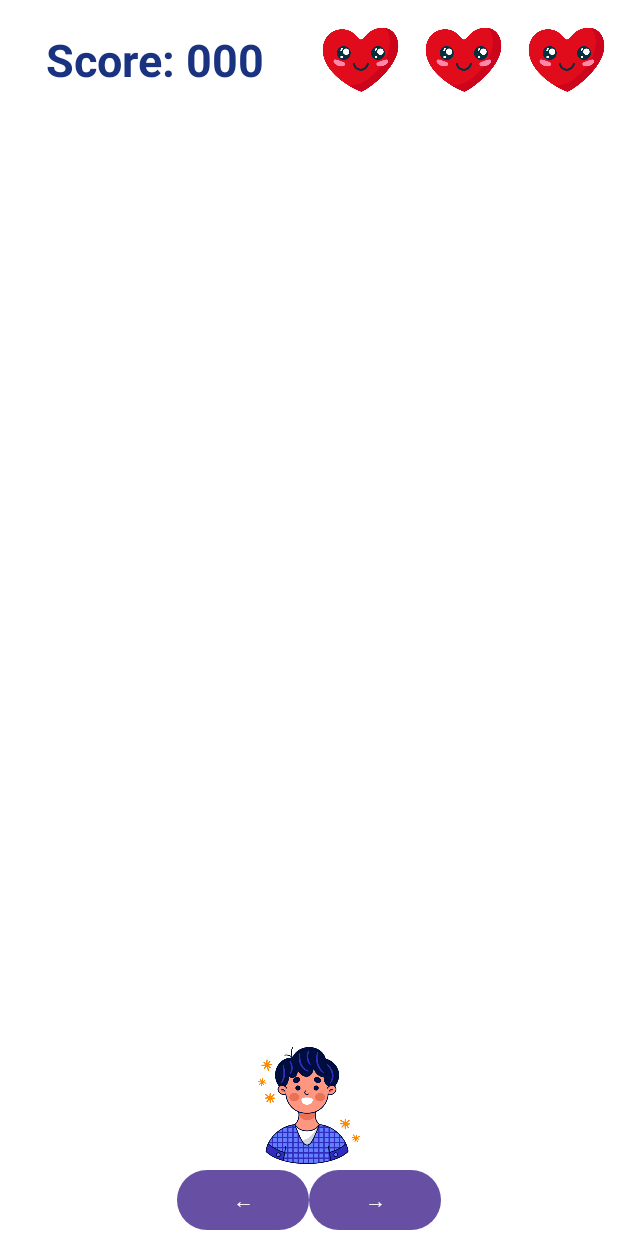
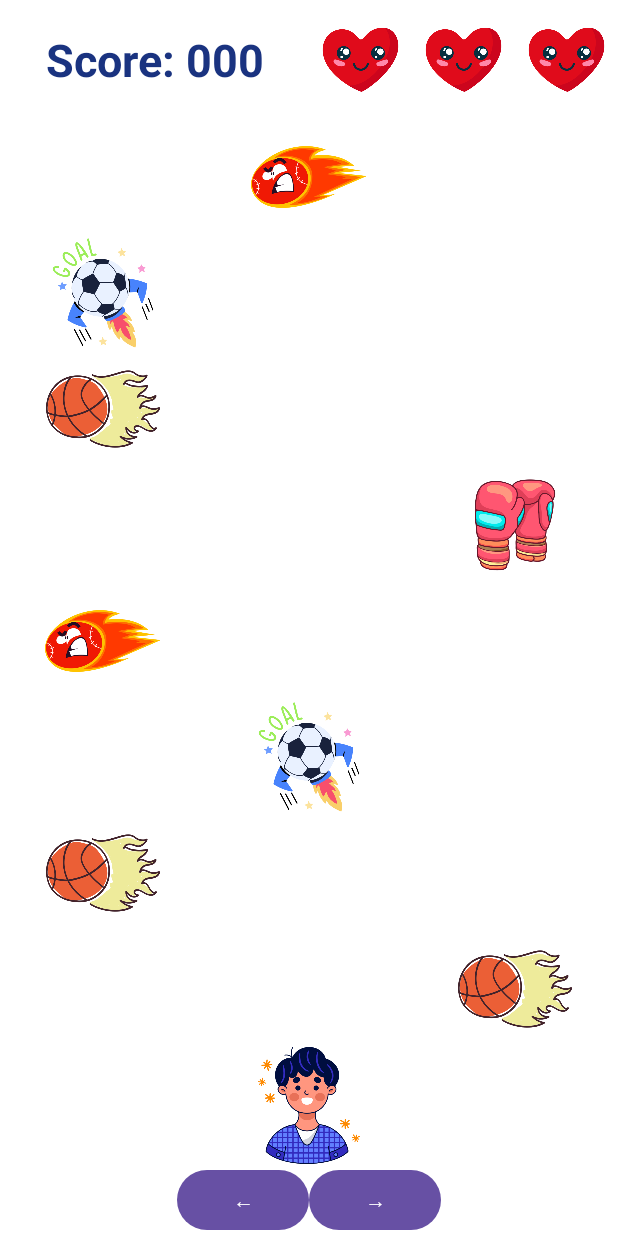
Before and after one commit to GalAngel15/Andorid_Project, an Android app: the layout activity_main.xml on its own in the app's theme, with its tools: preview values and no code run, on a phone screen of 412 x 824 dp. Run offline under Robolectric (Android 15) with nearby library versions, the phone set to English and light mode, and no system bars.

Commit message:
update basics

```diff
--- a/carGame/app/src/main/java/com/example/cargame/MainActivity.java
+++ b/carGame/app/src/main/java/com/example/cargame/MainActivity.java
@@ -5,7 +5,6 @@ import android.os.Handler;
 import android.view.View;
 import android.widget.Button;
 import android.widget.ImageView;
-import android.widget.LinearLayout;
 import android.widget.Toast;
 
 import androidx.appcompat.app.AppCompatActivity;
@@ -14,11 +13,13 @@ import java.util.Random;
 
 public class MainActivity extends AppCompatActivity {
 
-    private ImageView[][] grid = new ImageView[8][3];
-    private int carPositionRow = 7;
-    private int carPositionCol = 1;
+    private ImageView[][] grid;
+    private int boyPositionRow = 8;
+    private int boyPositionCol = 1;
     private int lives = 3;
     private Handler handler = new Handler();
+    private int currentImageResource = R.drawable.boy; // משתנה לעקוב אחרי התמונה המוצגת
+    private int delayTimer = 1000;
 
     @Override
     protected void onCreate(Bundle savedInstanceState) {
@@ -26,8 +27,6 @@ public class MainActivity extends AppCompatActivity {
         setContentView(R.layout.activity_main);
 
         initializeGrid();
-        updateCarPosition();
-
         Button btnLeft = findViewById(R.id.btn_left);
         Button btnRight = findViewById(R.id.btn_right);
 
@@ -49,18 +48,22 @@ public class MainActivity extends AppCompatActivity {
     }
 
     private void initializeGrid() {
-        for (int i = 0; i < 8; i++) {
-            for (int j = 0; j < 3; j++) {
-                String imageViewId = "grid_item_" + (i + 1) + "_" + (j + 1);
-                int resId = getResources().getIdentifier(imageViewId, "id", getPackageName());
-                grid[i][j] = findViewById(resId);
-            }
-        }
+        grid=new ImageView[][]{
+                {findViewById(R.id.grid_item_0_0), findViewById(R.id.grid_item_0_1), findViewById(R.id.grid_item_0_2)},
+                {findViewById(R.id.grid_item_1_0), findViewById(R.id.grid_item_1_1), findViewById(R.id.grid_item_1_2)},
+                {findViewById(R.id.grid_item_2_0), findViewById(R.id.grid_item_2_1), findViewById(R.id.grid_item_2_2)},
+                {findViewById(R.id.grid_item_3_0), findViewById(R.id.grid_item_3_1), findViewById(R.id.grid_item_3_2)},
+                {findViewById(R.id.grid_item_4_0), findViewById(R.id.grid_item_4_1), findViewById(R.id.grid_item_4_2)},
+                {findViewById(R.id.grid_item_5_0), findViewById(R.id.grid_item_5_1), findViewById(R.id.grid_item_5_2)},
+                {findViewById(R.id.grid_item_6_0), findViewById(R.id.grid_item_6_1), findViewById(R.id.grid_item_6_2)},
+                {findViewById(R.id.grid_item_7_0), findViewById(R.id.grid_item_7_1), findViewById(R.id.grid_item_7_2)},
+                {findViewById(R.id.grid_item_8_0), findViewById(R.id.grid_item_8_1), findViewById(R.id.grid_item_8_2)}
+        };
     }
 
     private void updateCarPosition() {
-        clearGrid();
-        grid[carPositionRow][carPositionCol].setImageResource(R.drawable.car);
+        //clearGrid();
+        grid[boyPositionRow][boyPositionCol].setImageResource(currentImageResource);
     }
 
     private void clearGrid() {
@@ -72,15 +75,17 @@ public class MainActivity extends AppCompatActivity {
     }
 
     private void moveCarLeft() {
-        if (carPositionCol > 0) {
-            carPositionCol--;
+        if (boyPositionCol > 0) {
+            grid[boyPositionRow][boyPositionCol].setImageResource(0);
+            boyPositionCol--;
             updateCarPosition();
         }
     }
 
     private void moveCarRight() {
-        if (carPositionCol < 2) {
-            carPositionCol++;
+        if (boyPositionCol < 2) {
+            grid[boyPositionRow][boyPositionCol].setImageResource(0);
+            boyPositionCol++;
             updateCarPosition();
         }
     }
@@ -99,30 +104,30 @@ public class MainActivity extends AppCompatActivity {
     private void addObstacle() {
         Random rand = new Random();
         int lane = rand.nextInt(3);
-        grid[0][lane].setImageResource(R.drawable.obstacle);
+        grid[0][lane].setImageResource(R.drawable.fast);
 
         moveObstacleDown(0, lane);
     }
 
     private void moveObstacleDown(final int row, final int col) {
-        if (row < 7) {
+        if (row < 8) {
             handler.postDelayed(new Runnable() {
                 @Override
                 public void run() {
                     grid[row][col].setImageResource(0);
-                    grid[row + 1][col].setImageResource(R.drawable.obstacle);
+                    grid[row + 1][col].setImageResource(R.drawable.fast);
                     moveObstacleDown(row + 1, col);
                 }
-            }, 500);
+            }, delayTimer);
         } else {
             grid[row][col].setImageResource(0);
         }
     }
 
     private void checkCollision() {
-        if (grid[carPositionRow - 1][carPositionCol].getDrawable() != null &&
-                grid[carPositionRow - 1][carPositionCol].getDrawable().getConstantState() ==
-                        getResources().getDrawable(R.drawable.obstacle).getConstantState()) {
+        if (grid[boyPositionRow - 1][boyPositionCol].getDrawable() != null &&
+                grid[boyPositionRow - 1][boyPositionCol].getDrawable().getConstantState() ==
+                        getResources().getDrawable(R.drawable.fast).getConstantState()) {
             lives--;
             updateLives();
             if (lives <= 0) {
--- a/carGame/app/src/main/res/layout/activity_main.xml
+++ b/carGame/app/src/main/res/layout/activity_main.xml
@@ -75,20 +75,26 @@
             android:layout_weight="1"
             android:orientation="horizontal">
             <ImageView
-                android:id="@+id/grid_item_1_1"
+                android:id="@+id/grid_item_0_0"
                 android:layout_width="0dp"
                 android:layout_height="match_parent"
-                android:layout_weight="1"/>
+                android:layout_weight="1"
+                android:src="@drawable/ball"
+                android:visibility="invisible"/>
             <ImageView
-                android:id="@+id/grid_item_1_2"
+                android:id="@+id/grid_item_0_1"
                 android:layout_width="0dp"
                 android:layout_height="match_parent"
-                android:layout_weight="1"/>
+                android:layout_weight="1"
+                android:src="@drawable/ball"
+                android:visibility="visible"/>
             <ImageView
-                android:id="@+id/grid_item_1_3"
+                android:id="@+id/grid_item_0_2"
                 android:layout_width="0dp"
                 android:layout_height="match_parent"
-                android:layout_weight="1"/>
+                android:layout_weight="1"
+                android:src="@drawable/ball"
+                android:visibility="invisible"/>
         </LinearLayout>
 
         <!-- Row 2 -->
@@ -98,20 +104,26 @@
             android:layout_weight="1"
             android:orientation="horizontal">
             <ImageView
-                android:id="@+id/grid_item_2_1"
+                android:id="@+id/grid_item_1_0"
                 android:layout_width="0dp"
                 android:layout_height="match_parent"
-                android:layout_weight="1"/>
+                android:layout_weight="1"
+                android:src="@drawable/fast"
+                android:visibility="visible"/>
             <ImageView
-                android:id="@+id/grid_item_2_2"
+                android:id="@+id/grid_item_1_1"
                 android:layout_width="0dp"
                 android:layout_height="match_parent"
-                android:layout_weight="1"/>
+                android:layout_weight="1"
+                android:src="@drawable/fast"
+                android:visibility="invisible"/>
             <ImageView
-                android:id="@+id/grid_item_2_3"
+                android:id="@+id/grid_item_1_2"
                 android:layout_width="0dp"
                 android:layout_height="match_parent"
-                android:layout_weight="1"/>
+                android:layout_weight="1"
+                android:src="@drawable/fast"
+                android:visibility="invisible"/>
         </LinearLayout>
 
         <!-- Row 3 -->
@@ -121,20 +133,26 @@
             android:layout_weight="1"
             android:orientation="horizontal">
             <ImageView
-                android:id="@+id/grid_item_3_1"
+                android:id="@+id/grid_item_2_0"
                 android:layout_width="0dp"
                 android:layout_height="match_parent"
-                android:layout_weight="1"/>
+                android:layout_weight="1"
+                android:src="@drawable/fireball"
+                android:visibility="visible"/>
             <ImageView
-                android:id="@+id/grid_item_3_2"
+                android:id="@+id/grid_item_2_1"
                 android:layout_width="0dp"
                 android:layout_height="match_parent"
-                android:layout_weight="1"/>
+                android:layout_weight="1"
+                android:src="@drawable/fireball"
+                android:visibility="invisible"/>
             <ImageView
-                android:id="@+id/grid_item_3_3"
+                android:id="@+id/grid_item_2_2"
                 android:layout_width="0dp"
                 android:layout_height="match_parent"
-                android:layout_weight="1"/>
+                android:layout_weight="1"
+                android:src="@drawable/fireball"
+                android:visibility="invisible"/>
         </LinearLayout>
 
         <!-- Row 4 -->
@@ -144,20 +162,26 @@
             android:layout_weight="1"
             android:orientation="horizontal">
             <ImageView
-                android:id="@+id/grid_item_4_1"
+                android:id="@+id/grid_item_3_0"
                 android:layout_width="0dp"
                 android:layout_height="match_parent"
-                android:layout_weight="1"/>
+                android:layout_weight="1"
+                android:src="@drawable/boxing_gloves"
+                android:visibility="invisible"/>
             <ImageView
-                android:id="@+id/grid_item_4_2"
+                android:id="@+id/grid_item_3_1"
                 android:layout_width="0dp"
                 android:layout_height="match_parent"
-                android:layout_weight="1"/>
+                android:layout_weight="1"
+                android:src="@drawable/boxing_gloves"
+                android:visibility="invisible"/>
             <ImageView
-                android:id="@+id/grid_item_4_3"
+                android:id="@+id/grid_item_3_2"
                 android:layout_width="0dp"
                 android:layout_height="match_parent"
-                android:layout_weight="1"/>
+                android:layout_weight="1"
+                android:src="@drawable/boxing_gloves"
+                android:visibility="visible"/>
         </LinearLayout>
 
         <!-- Row 5 -->
@@ -167,20 +191,26 @@
             android:layout_weight="1"
             android:orientation="horizontal">
             <ImageView
-                android:id="@+id/grid_item_5_1"
+                android:id="@+id/grid_item_4_0"
                 android:layout_width="0dp"
                 android:layout_height="match_parent"
-                android:layout_weight="1"/>
+                android:layout_weight="1"
+                android:src="@drawable/ball"
+                android:visibility="visible"/>
             <ImageView
-                android:id="@+id/grid_item_5_2"
+                android:id="@+id/grid_item_4_1"
                 android:layout_width="0dp"
                 android:layout_height="match_parent"
-                android:layout_weight="1"/>
+                android:layout_weight="1"
+                android:src="@drawable/ball"
+                android:visibility="invisible"/>
             <ImageView
-                android:id="@+id/grid_item_5_3"
+                android:id="@+id/grid_item_4_2"
                 android:layout_width="0dp"
                 android:layout_height="match_parent"
-                android:layout_weight="1"/>
+                android:layout_weight="1"
+                android:src="@drawable/ball"
+                android:visibility="invisible"/>
         </LinearLayout>
 
         <!-- Row 6 -->
@@ -190,20 +220,26 @@
             android:layout_weight="1"
             android:orientation="horizontal">
             <ImageView
-                android:id="@+id/grid_item_6_1"
+                android:id="@+id/grid_item_5_0"
                 android:layout_width="0dp"
                 android:layout_height="match_parent"
-                android:layout_weight="1"/>
+                android:layout_weight="1"
+                android:src="@drawable/fast"
+                android:visibility="invisible"/>
             <ImageView
-                android:id="@+id/grid_item_6_2"
+                android:id="@+id/grid_item_5_1"
                 android:layout_width="0dp"
                 android:layout_height="match_parent"
-                android:layout_weight="1"/>
+                android:layout_weight="1"
+                android:src="@drawable/fast"
+                android:visibility="visible"/>
             <ImageView
-                android:id="@+id/grid_item_6_3"
+                android:id="@+id/grid_item_5_2"
                 android:layout_width="0dp"
                 android:layout_height="match_parent"
-                android:layout_weight="1"/>
+                android:layout_weight="1"
+                android:src="@drawable/fast"
+                android:visibility="invisible"/>
         </LinearLayout>
 
         <!-- Row 7 -->
@@ -213,20 +249,26 @@
             android:layout_weight="1"
             android:orientation="horizontal">
             <ImageView
-                android:id="@+id/grid_item_7_1"
+                android:id="@+id/grid_item_6_0"
                 android:layout_width="0dp"
                 android:layout_height="match_parent"
-                android:layout_weight="1"/>
+                android:layout_weight="1"
+                android:src="@drawable/fireball"
+                android:visibility="visible"/>
             <ImageView
-                android:id="@+id/grid_item_7_2"
+                android:id="@+id/grid_item_6_1"
                 android:layout_width="0dp"
                 android:layout_height="match_parent"
-                android:layout_weight="1"/>
+                android:layout_weight="1"
+                android:src="@drawable/fireball"
+                android:visibility="invisible"/>
             <ImageView
-                android:id="@+id/grid_item_7_3"
+                android:id="@+id/grid_item_6_2"
                 android:layout_width="0dp"
                 android:layout_height="match_parent"
-                android:layout_weight="1"/>
+                android:layout_weight="1"
+                android:src="@drawable/fireball"
+                android:visibility="invisible"/>
         </LinearLayout>
 
         <!-- Row 8 -->
@@ -236,37 +278,41 @@
             android:layout_weight="1"
             android:orientation="horizontal">
             <ImageView
-                android:id="@+id/grid_item_8_1"
+                android:id="@+id/grid_item_7_0"
                 android:layout_width="0dp"
                 android:layout_height="match_parent"
-                android:layout_weight="1"/>
+                android:layout_weight="1"
+                android:src="@drawable/fireball"
+                android:visibility="invisible"/>
             <ImageView
-                android:id="@+id/grid_item_8_2"
+                android:id="@+id/grid_item_7_1"
                 android:layout_width="0dp"
                 android:layout_height="match_parent"
-                android:layout_weight="1"/>
+                android:layout_weight="1"
+                android:src="@drawable/fireball"
+                android:visibility="invisible"/>
             <ImageView
-                android:id="@+id/grid_item_8_3"
+                android:id="@+id/grid_item_7_2"
                 android:layout_width="0dp"
                 android:layout_height="match_parent"
-                android:layout_weight="1"/>
+                android:layout_weight="1"
+                android:src="@drawable/fireball"
+                android:visibility="visible"/>
         </LinearLayout>
-        <!-- Row 8 -->
+        <!-- Row 9 -->
         <LinearLayout
             android:layout_width="match_parent"
             android:layout_height="0dp"
             android:layout_weight="1"
             android:orientation="horizontal">
             <ImageView
-                android:id="@+id/grid_item_9_1"
+                android:id="@+id/grid_item_8_0"
                 android:layout_width="0dp"
                 android:layout_height="match_parent"
                 android:layout_weight="1"
-                android:src="@drawable/boy"
-                android:visibility="invisible"
                 />
             <ImageView
-                android:id="@+id/grid_item_9_2"
+                android:id="@+id/grid_item_8_1"
                 android:layout_width="0dp"
                 android:layout_height="match_parent"
                 android:layout_weight="1"
@@ -274,12 +320,10 @@
                 android:visibility="visible"
                 />
             <ImageView
-                android:id="@+id/grid_item_9_3"
+                android:id="@+id/grid_item_8_2"
                 android:layout_width="0dp"
                 android:layout_height="match_parent"
                 android:layout_weight="1"
-                android:src="@drawable/boy"
-                android:visibility="invisible"
                 />
         </LinearLayout>
     </LinearLayout>
```
Also changed, not shown: 2 other files.
